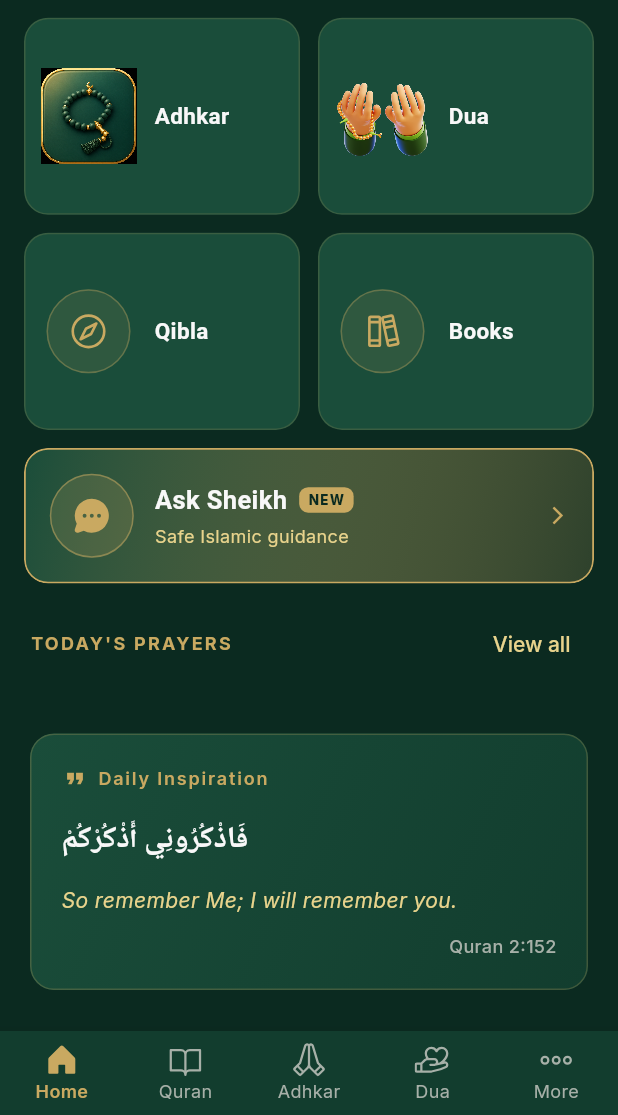
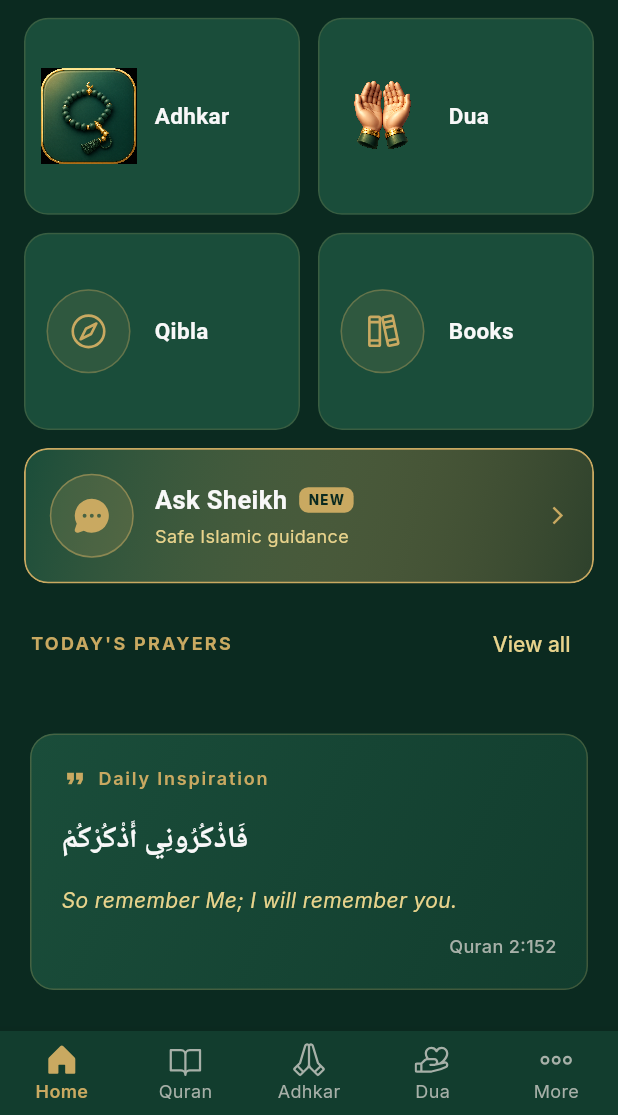
Before and after one commit to serverax/rahmahislamic, a Flutter app: the HomeScreen screen opened directly, scrolled down 377 dp, on a phone screen of 412 x 824 dp, the part 121-1236 px from its top. Run offline on Flutter 3.47's test engine with Material 3 defaults, Android fonts, the phone set to English and light mode, and no system bars; our stand-ins replace adhan, flutter_dotenv, flutter_riverpod, geolocator, google_fonts, phosphor_flutter and 2 more; accounts and stored records are empty; network calls fail; Roboto replaces fonts that are missing (Cairo).

Commit message:
Use new 3D Dua hands icon for Dua tile
- assets/icons/dua_3d.png (1.5MB) sourced from F:\Claude\graphs\duaa.png.
  Realistic praying hands in dua position with dark green sleeves and
  gold cuffs.
- IconAssets.dua3D constant added; tile updated to use it.
- Old IconAssets.duaHands retained but now unused.

Style note: this icon has a transparent background, while
mosque_3d/quran_3d/tasbih_3d use a square dark-green bezel frame.
Mixed style on home grid is currently:
  Prayer Times (bezel) | Quran (bezel)
  Adhkar (bezel)       | Dua (transparent)
  Qibla (Phosphor)     | Books (Phosphor)
Either swap dua_3d for a bezel version, or swap the others to
transparent - up to design preference.

Co-Authored-By: Claude Opus 4.7 (1M context) <noreply@anthropic.com>

```diff
--- a/lib/core/constants/icon_assets.dart
+++ b/lib/core/constants/icon_assets.dart
@@ -8,4 +8,5 @@ class IconAssets {
   static const String tasbih = 'assets/icons/tasbih.png';
   static const String tasbih3D = 'assets/icons/tasbih_3d.png';
   static const String duaHands = 'assets/icons/dua_hands.png';
+  static const String dua3D = 'assets/icons/dua_3d.png';
 }
--- a/lib/presentation/screens/home/widgets/quick_access_grid.dart
+++ b/lib/presentation/screens/home/widgets/quick_access_grid.dart
@@ -40,7 +40,7 @@ class QuickAccessGrid extends StatelessWidget {
       ),
       _TileSpec(
         label: l10n.dua,
-        visual: const _ImageIcon(IconAssets.duaHands),
+        visual: const _ImageIcon(IconAssets.dua3D),
         onTap: () => _comingSoon(context, l10n),
       ),
       _TileSpec(
```
Also changed, not shown: assets/icons/dua_3d.png (added).
